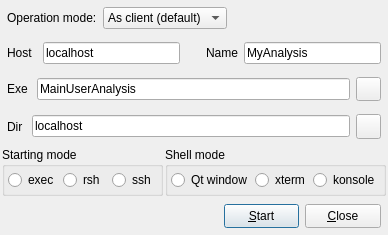
The window that qt4/Go4GUI/TGo4StartClient.ui (gsi-ee/go4) describes before a commit, drawn with Qt 5.
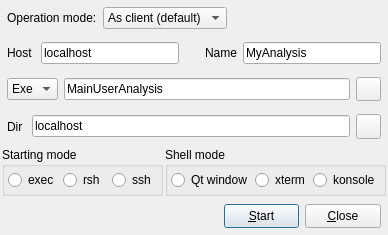
The same window after the commit. Icons and pictures are not drawn.

Commit message: Allow to start from gui analysis, compiled into shared library. For a moment simple, 1step and 2step examples can be used for that. In next iteration one can exclude executables for them at all.

The edit to the form file:
```diff
--- a/qt4/Go4GUI/TGo4StartClient.ui
+++ b/qt4/Go4GUI/TGo4StartClient.ui
@@ -238,13 +238,17 @@
       <number>6</number>
      </property>
      <item>
-      <widget class="QLabel" name="TextLabelExe" >
+      <widget class="QComboBox" name="ExeModeCombo" >
+       <item>
        <property name="text" >
-        <string>Exe </string>
-       </property>
-       <property name="wordWrap" >
-        <bool>false</bool>
-       </property>
+         <string>Exe</string>
+        </property>
+       </item>
+       <item>
+        <property name="text" >
+         <string>Lib</string>
+        </property>
+       </item>
       </widget>
      </item>
      <item>
@@ -282,12 +286,6 @@
      </property>
      <item>
       <widget class="QLabel" name="TextLabel2" >
-       <property name="minimumSize" >
-        <size>
-         <width>30</width>
-         <height>0</height>
-        </size>
-       </property>
        <property name="frameShape" >
         <enum>QFrame::NoFrame</enum>
        </property>
@@ -295,7 +293,7 @@
         <enum>QFrame::Plain</enum>
        </property>
        <property name="text" >
-        <string>Host</string>
+        <string>Host </string>
        </property>
        <property name="wordWrap" >
         <bool>false</bool>
```
Lines whose indentation alone changed are shown as unchanged. The commit also changes 23 other files.
